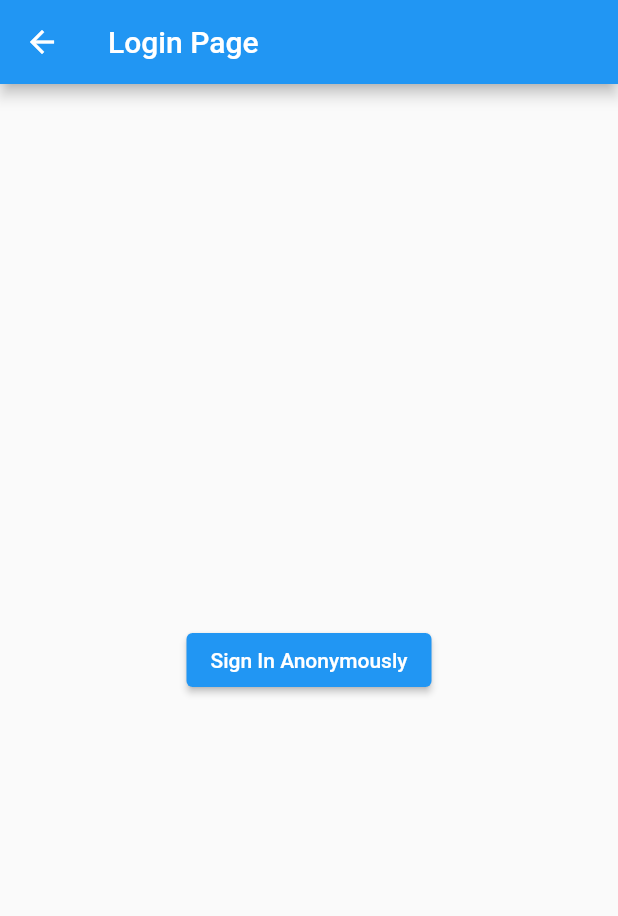
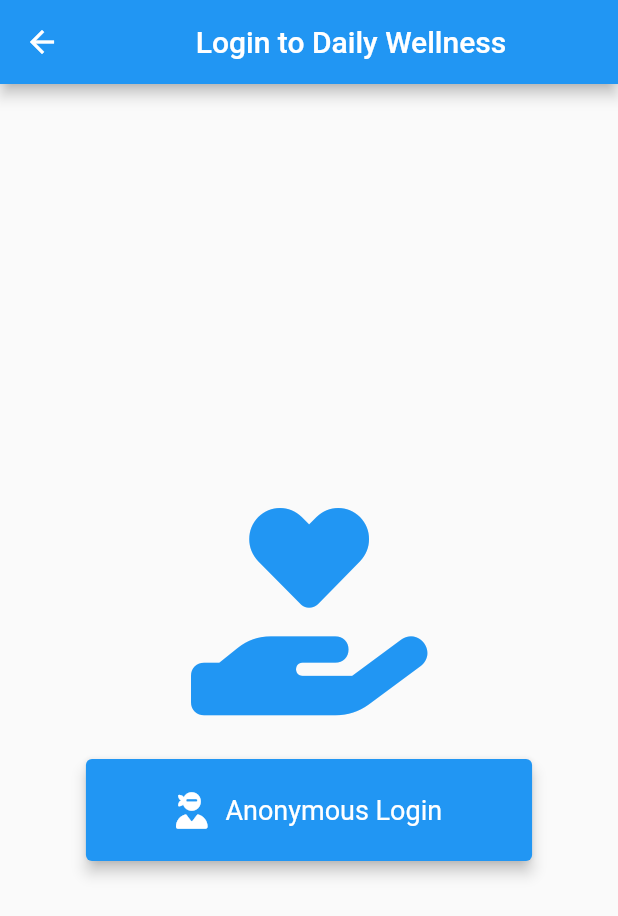
Before and after one commit to WeiJinCA/my_daily_wellness, a Flutter app: the LoginPage screen opened directly, on a phone screen of 412 x 824 dp. Shown: the top 916 px of the screen. Run offline on Flutter 3.47's test engine with Material 2 defaults, Android fonts, the phone set to English and light mode, and no system bars; our stand-ins replace firebase_auth, firebase_core, font_awesome_flutter; accounts and stored records are empty.

Commit message:
Finish Login

```diff
--- a/lib/main.dart
+++ b/lib/main.dart
@@ -2,15 +2,20 @@ import 'package:flutter/material.dart';
 // ignore: depend_on_referenced_packages
 import 'home/home.dart';
 import 'package:provider/provider.dart';
+import 'package:firebase_core/firebase_core.dart';
+import './services/auth_service.dart';
 import './services/info_state.dart';
+import './services/login_page.dart';
 
-void main() async {
-  //await Firebase.initializeApp();
-  runApp(const MyApp());
+Future<void> main() async {
+  WidgetsFlutterBinding.ensureInitialized();
+  await Firebase.initializeApp();
+  runApp(MyApp());
 }
 
 class MyApp extends StatelessWidget {
-  const MyApp({super.key});
+  MyApp({super.key});
+  final AuthService _auth = AuthService();
 
   @override
   Widget build(BuildContext context) {
@@ -21,7 +26,20 @@ class MyApp extends StatelessWidget {
         theme: ThemeData(
           primarySwatch: Colors.blue,
         ),
-        home: const HomeScreen(),
+        home: FutureBuilder(
+          future: _auth.isUserSignedIn(),
+          builder: (context, snapshot) {
+            if (snapshot.connectionState == ConnectionState.done) {
+              bool isUserSignedIn = snapshot.data as bool;
+              return isUserSignedIn ? const HomeScreen() : LoginPage();
+            }
+            return const CircularProgressIndicator();
+          },
+        ),
+        routes: {
+          '/login': (context) => LoginPage(),
+          '/home': (context) => const HomeScreen(),
+        },
       ),
     );
   }
--- a/lib/services/auth_service.dart
+++ b/lib/services/auth_service.dart
@@ -1,4 +1,5 @@
 import 'package:firebase_auth/firebase_auth.dart';
+import 'package:flutter/foundation.dart';
 
 class AuthService {
   final FirebaseAuth _auth = FirebaseAuth.instance;
@@ -10,7 +11,9 @@ class AuthService {
       User? user = userCredential.user;
       return user;
     } catch (e) {
-      print(e);
+      if (kDebugMode) {
+        print(e);
+      }
       return null;
     }
   }
--- a/lib/services/login_page.dart
+++ b/lib/services/login_page.dart
@@ -1,4 +1,5 @@
 import 'package:flutter/material.dart';
+import 'package:font_awesome_flutter/font_awesome_flutter.dart';
 import 'auth_service.dart'; // Replace with the actual path
 
 class LoginPage extends StatelessWidget {
@@ -10,9 +11,21 @@ class LoginPage extends StatelessWidget {
   Widget build(BuildContext context) {
     return Scaffold(
         appBar: AppBar(
-        title: const Text('Login Page'),
+            title: const Center(
+          child: Text('Login to Daily Wellness'),
+        )),
+        body: Column(
+          mainAxisAlignment: MainAxisAlignment.center,
+          children: [
+            const Padding(
+              padding: EdgeInsets.symmetric(vertical: 30.0),
+              child: FaIcon(
+                FontAwesomeIcons.handHoldingHeart,
+                size: 140,
+                color: Colors.blue,
               ),
-      body: Center(
+            ),
+            Center(
               child: ElevatedButton(
                 onPressed: () async {
                   // Sign in anonymously
@@ -29,9 +42,41 @@ class LoginPage extends StatelessWidget {
                     ));
                   }
                 },
-          child: const Text('Sign In Anonymously'),
+                style: ButtonStyle(
+                  backgroundColor:
+                      MaterialStateProperty.all<Color>(Colors.blue),
+                  padding: MaterialStateProperty.all<EdgeInsetsGeometry>(
+                    const EdgeInsets.fromLTRB(
+                        20.0, 22.0, 20.0, 22.0), // Change the padding
+                  ),
+                  textStyle: MaterialStateProperty.all<TextStyle>(
+                    const TextStyle(
+                        fontSize: 18,
+                        color: Colors.white), // Change the text style
+                  ),
+                  elevation: MaterialStateProperty.all<double>(
+                      4.0), // Change the elevation
+                  // You can customize other properties like shape, shadowColor, overlayColor, etc.
+                ),
+                child: const Padding(
+                  padding: EdgeInsets.symmetric(
+                      horizontal: 40.0), // Adjust the padding as needed
+                  child: IntrinsicWidth(
+                    child: Row(
+                      mainAxisAlignment: MainAxisAlignment.center,
+                      children: [
+                        FaIcon(FontAwesomeIcons.userNinja),
+                        SizedBox(
+                            width:
+                                12.0), // Add some spacing between the icon and text
+                        Text('Anonymous Login'),
+                      ],
                     ),
                   ),
-    );
+                ),
+              ),
+            ),
+          ],
+        ));
   }
 }
--- a/lib/summary/summary.dart
+++ b/lib/summary/summary.dart
@@ -28,7 +28,7 @@ class SummaryScreen extends StatelessWidget {
             'You drank ${info.waterIntakeValue} cups of water.',
           ),
           _buildSummaryLine(
-            "You ${info.selectedText(info.selected)} something new.",
+            "You ${info.selectedText(info.isChecked)} something new.",
           ),
           _buildSummaryLine(
             'You noted down: ${info.textInput.text}',
--- a/pubspec.yaml
+++ b/pubspec.yaml
@@ -35,8 +35,10 @@ dependencies:
   # Use with the CupertinoIcons class for iOS style icons.
   cupertino_icons: ^1.0.2
   firebase_auth: ^4.9.0
+  firebase_core: ^2.15.1
   font_awesome_flutter: ^10.5.0
   provider: ^6.0.5
+  intl: ^0.18.1
 
 dev_dependencies:
   flutter_test:
@@ -57,6 +59,7 @@ flutter:
   assets:
     - assets/home_icon.png
     - assets/user.png
+    - assets/girl.png
 
   # The following line ensures that the Material Icons font is
   # included with your application, so that you can use the icons in
```
Also changed, not shown: lib/home/home.dart (+15 -20 lines), lib/main copy.dart (deleted, +0 -39 lines), lib/profile/profile.dart (+26 -5 lines), lib/services/info_state.dart (+13 -4 lines), assets/girl.png (added), pubspec.lock, 5 other files. Lines whose indentation alone changed are shown as unchanged.
